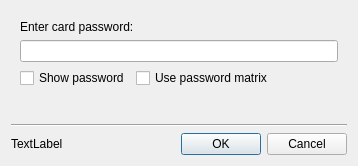
Above: pindialog.ui from Nitrokey/nitrokey-app before the change. Below: the same form after it.
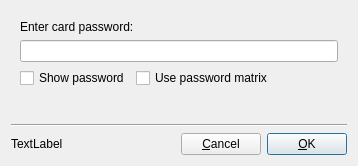
That is the form after the change. Icons and pictures are not drawn.

Commit message: replaced button-box with seperate buttons

```diff
--- a/pindialog.ui
+++ b/pindialog.ui
@@ -157,12 +157,34 @@
       </spacer>
      </item>
      <item>
-      <widget class="QDialogButtonBox" name="buttonBox">
-       <property name="orientation">
-        <enum>Qt::Horizontal</enum>
+      <widget class="QPushButton" name="cancelButton">
+       <property name="focusPolicy">
+        <enum>Qt::TabFocus</enum>
        </property>
-       <property name="standardButtons">
-        <set>QDialogButtonBox::Cancel|QDialogButtonBox::Ok</set>
+       <property name="text">
+        <string>&amp;Cancel</string>
+       </property>
+       <property name="autoDefault">
+        <bool>false</bool>
+       </property>
+       <property name="default">
+        <bool>false</bool>
+       </property>
+      </widget>
+     </item>
+     <item>
+      <widget class="QPushButton" name="okButton">
+       <property name="focusPolicy">
+        <enum>Qt::TabFocus</enum>
+       </property>
+       <property name="text">
+        <string>&amp;OK</string>
+       </property>
+       <property name="autoDefault">
+        <bool>true</bool>
+       </property>
+       <property name="default">
+        <bool>true</bool>
        </property>
       </widget>
      </item>
```
Left out of the diff: 32 changed lines with no effect on the pictures.
